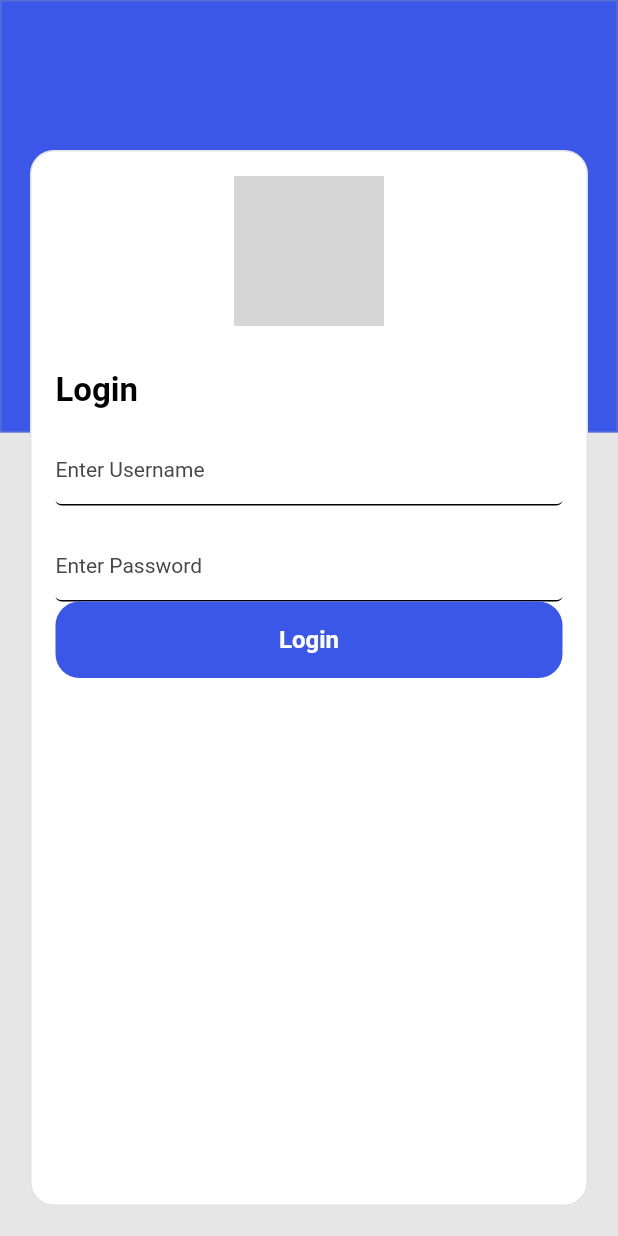
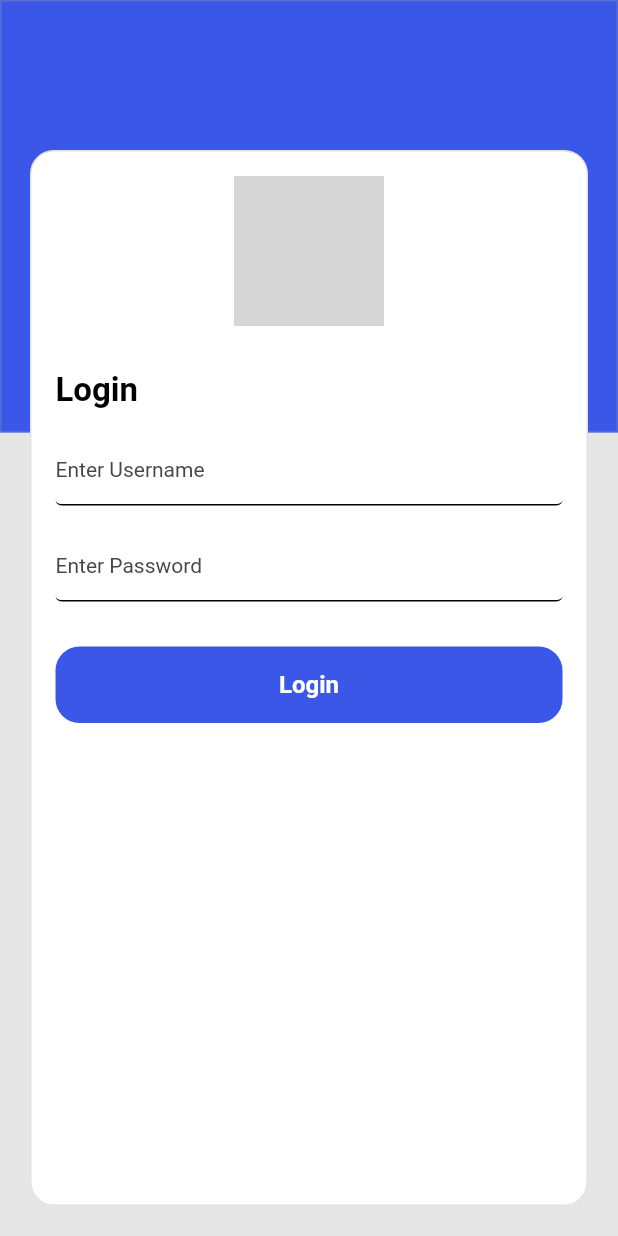
Before and after one commit to ridiaconu/MobileBank, a Flutter app: the screen it shows after launch, on a phone screen of 412 x 824 dp. Run offline on Flutter 3.47's test engine with Material 2 defaults, Android fonts, the phone set to English and light mode, and no system bars; network calls fail; grey boxes are pictures that could not be loaded.

Commit message:
lowered the button a bit

```diff
--- a/lib/main.dart
+++ b/lib/main.dart
@@ -177,7 +177,9 @@ class Login extends StatelessWidget {
                         contentPadding: EdgeInsets.all(0),
                       ),
                     ),
-                    MaterialButton(
+                    Padding(
+                      padding: EdgeInsets.fromLTRB(0, 30, 0, 0),
+                      child: MaterialButton(
                         onPressed: () {},
                         color: Color(0xff3a57e8),
                         elevation: 0,
@@ -197,6 +199,7 @@ class Login extends StatelessWidget {
                         height: 40,
                         minWidth: MediaQuery.of(context).size.width,
                       ),
+                    ),
                   ],
                 ),
               ),
```
Lines whose indentation alone changed are shown as unchanged.
